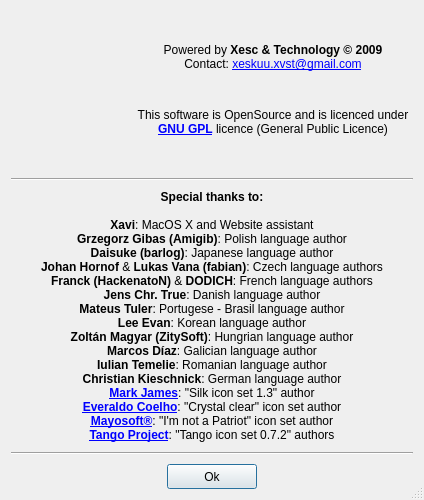
Above: ui/credits.ui from ckorn/xvst before the change. Below: the same form after it.
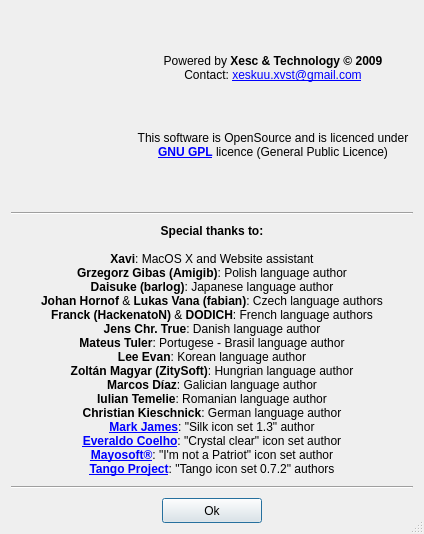
That is the form after the change. Icons and pictures are not drawn.

```diff
--- a/ui/credits.ui
+++ b/ui/credits.ui
@@ -10,7 +10,7 @@
     <x>0</x>
     <y>0</y>
     <width>424</width>
-    <height>500</height>
+    <height>534</height>
    </rect>
   </property>
   <property name="windowTitle">
@@ -168,7 +168,7 @@
     <widget class="QPushButton" name="btnOk">
      <property name="minimumSize">
       <size>
-       <width>90</width>
+       <width>100</width>
        <height>25</height>
       </size>
      </property>
```
Left out of the diff: 6 changed lines with no effect on the pictures.
